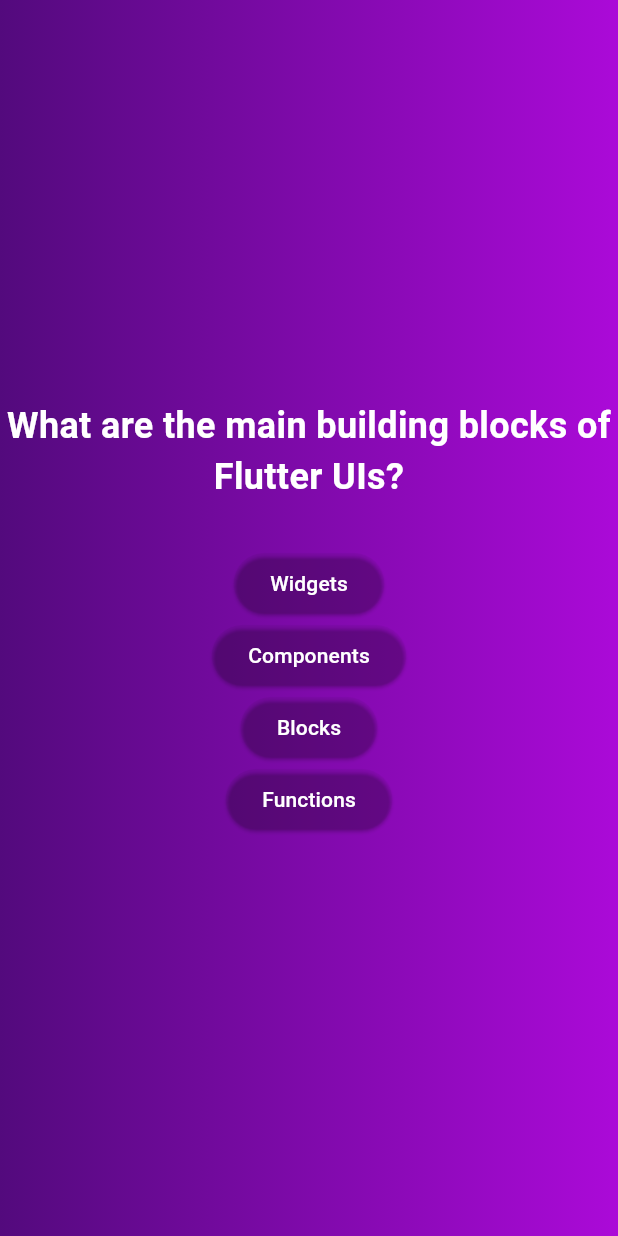
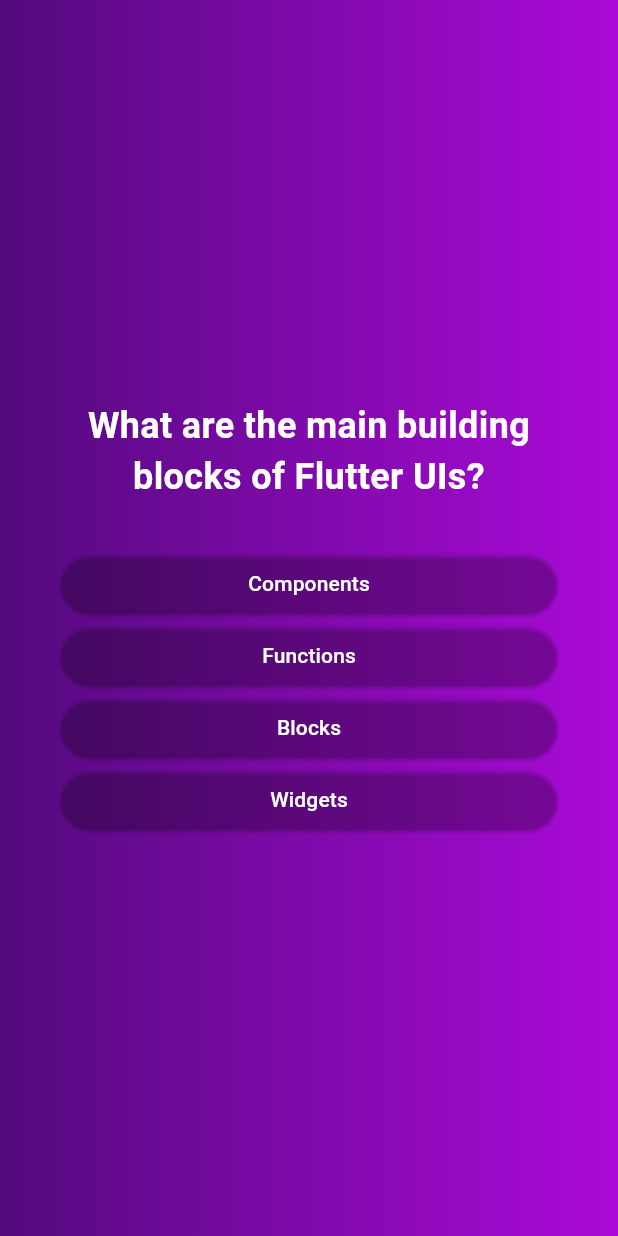
Before and after one commit to AmmarSultanDev/adv_basics, a Flutter app: the screen it shows after launch, after a tap on "Start Quiz", on a phone screen of 412 x 824 dp. Run offline on Flutter 3.47's test engine with Material 3 defaults, Android fonts, the phone set to English and light mode, and no system bars.

Commit message:
Update UI, shuffle answers and move to the next question.

```diff
--- a/lib/answer_button.dart
+++ b/lib/answer_button.dart
@@ -14,8 +14,9 @@ class AnswerButton extends StatelessWidget {
   Widget build(BuildContext context) {
     return ElevatedButton(
       style: ElevatedButton.styleFrom(
-        backgroundColor: Color.fromARGB(4, 37, 1, 57),
+        backgroundColor: const Color.fromARGB(4, 37, 1, 57),
         foregroundColor: Colors.white,
+        padding: const EdgeInsets.symmetric(horizontal: 70.0),
       ),
       onPressed: onTap,
       child: Text(
--- a/lib/models/quiz_question.dart
+++ b/lib/models/quiz_question.dart
@@ -3,4 +3,10 @@ class QuizQuestion {
 
   final String text;
   final List<String> answers;
+
+  List<String> getShuffledAnswers() {
+    final shuffledList = List.of(answers);
+    shuffledList.shuffle();
+    return shuffledList;
+  }
 }
--- a/lib/questions_screen.dart
+++ b/lib/questions_screen.dart
@@ -10,38 +10,49 @@ class QuestionsScreen extends StatefulWidget {
 }
 
 class _QuestionsScreenState extends State<QuestionsScreen> {
+  var currentQuestionIndex = 0;
+
+  void answerQuestion() {
+    setState(() {
+      if (currentQuestionIndex < questions.length - 1) {
+        currentQuestionIndex++;
+      }
+    });
+  }
+
   @override
   Widget build(BuildContext context) {
+    final currentQuestion = questions[currentQuestionIndex];
     return Center(
+      child: Container(
+        padding: const EdgeInsets.all(40.0),
         child: Column(
           mainAxisAlignment: MainAxisAlignment.center,
+          crossAxisAlignment: CrossAxisAlignment.stretch,
           children: [
             Text(
-          questions[0].text,
+              currentQuestion.text,
               textAlign: TextAlign.center,
               style: const TextStyle(
-              color: Colors.white, fontWeight: FontWeight.bold, fontSize: 24),
+                  color: Colors.white,
+                  fontWeight: FontWeight.bold,
+                  fontSize: 24),
             ),
             const SizedBox(
               height: 30,
             ),
-        AnswerButton(
-          answerText: questions[0].answers[0],
-          onTap: () {},
-        ),
-        AnswerButton(
-          answerText: questions[0].answers[1],
-          onTap: () {},
-        ),
-        AnswerButton(
-          answerText: questions[0].answers[2],
-          onTap: () {},
-        ),
-        AnswerButton(
-          answerText: questions[0].answers[3],
-          onTap: () {},
+            ...currentQuestion.getShuffledAnswers().map(
+              (answer) {
+                return AnswerButton(
+                    answerText: answer,
+                    onTap: () {
+                      answerQuestion;
+                    });
+              },
             ),
           ],
-    ));
+        ),
+      ),
+    );
   }
 }
--- a/lib/start_screen.dart
+++ b/lib/start_screen.dart
@@ -1,7 +1,7 @@
 import 'package:flutter/material.dart';
 
 class StartScreen extends StatelessWidget {
-  StartScreen(
+  const StartScreen(
     this.startQuiz, {
     super.key,
   });
```
Lines whose indentation alone changed are shown as unchanged.
